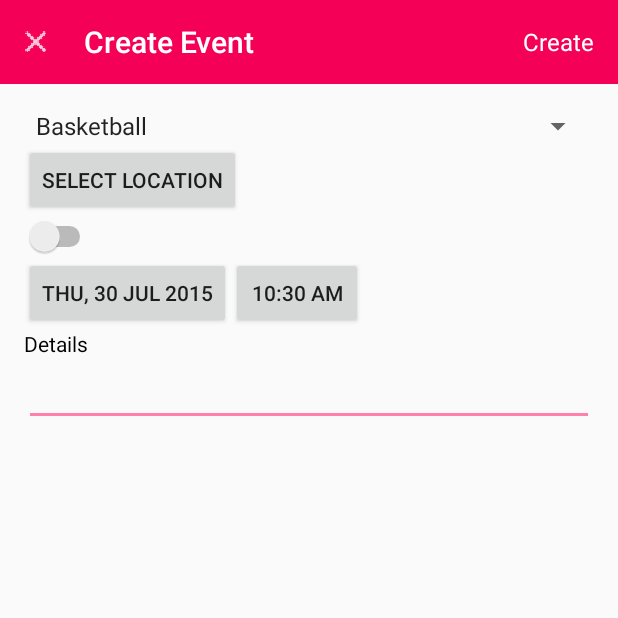
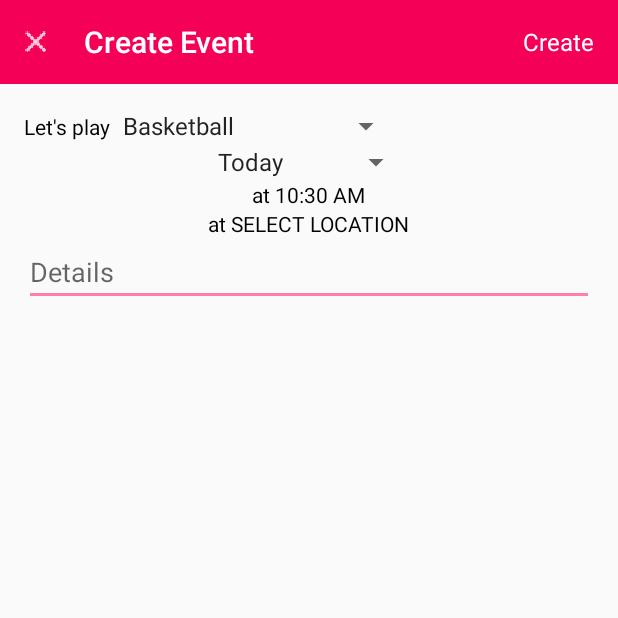
Before and after one commit to abaek/we-sports, an Android app: the CreateEventActivity screen opened directly, with no data from a screen before it, on a phone screen of 412 x 824 dp, the top half of it. Run offline under Robolectric (Android 15) with nearby library versions, the phone set to English and light mode, and no system bars; libraries missing offline, so code that uses them is left out: com.wdullaer.materialdatetimepicker.

Commit message:
Create event format somewhat right

```diff
--- a/app/src/main/java/wesports/com/wesports/CreateEventActivity.java
+++ b/app/src/main/java/wesports/com/wesports/CreateEventActivity.java
@@ -10,17 +10,15 @@ import android.view.Menu;
 import android.view.MenuItem;
 import android.view.View;
 import android.widget.ArrayAdapter;
-import android.widget.Button;
 import android.widget.EditText;
-import android.widget.ImageView;
 import android.widget.Spinner;
+import android.widget.TextView;
 
 import com.google.android.gms.common.GooglePlayServicesNotAvailableException;
 import com.google.android.gms.common.GooglePlayServicesRepairableException;
 import com.google.android.gms.location.places.Place;
 import com.google.android.gms.location.places.ui.PlacePicker;
 import com.google.gson.Gson;
-import com.wdullaer.materialdatetimepicker.date.DatePickerDialog;
 import com.wdullaer.materialdatetimepicker.time.RadialPickerLayout;
 import com.wdullaer.materialdatetimepicker.time.TimePickerDialog;
 
@@ -35,13 +33,10 @@ import java.util.Date;
 
 
 public class CreateEventActivity extends AppCompatActivity implements
-        TimePickerDialog.OnTimeSetListener,
-        DatePickerDialog.OnDateSetListener {
+        TimePickerDialog.OnTimeSetListener {
 
-  private ImageView backButton;
-  private Button mLocationButton;
-  private Button mDateButton;
-  private Button mTimeButton;
+  private TextView mLocationButton;
+  private TextView mTimeButton;
   private EditText mDetailsEdit;
 
   private double latitude;
@@ -49,7 +44,8 @@ public class CreateEventActivity extends AppCompatActivity implements
 
   private Place place;
   private Calendar cal;
-  private Spinner spinner;
+  private Spinner gameSpinner;
+  private Spinner dateSpinner;
 
   private int timeSeconds;
   private int dateSeconds;
@@ -63,28 +59,31 @@ public class CreateEventActivity extends AppCompatActivity implements
     super.onCreate(savedInstanceState);
     setContentView(R.layout.activity_create_game);
 
-    mDateButton = (Button) findViewById(R.id.date_button);
-    mTimeButton = (Button) findViewById(R.id.time_button);
-    mLocationButton = (Button) findViewById(R.id.location_button);
+    mTimeButton = (TextView) findViewById(R.id.time_button);
+    mLocationButton = (TextView) findViewById(R.id.location_button);
     mDetailsEdit = (EditText) findViewById(R.id.details_edit);
 
     // set date and time text
     cal = Calendar.getInstance();
     Date date = cal.getTime();
-    SimpleDateFormat dateFormat = new SimpleDateFormat("EEE, d MMM yyyy");
-    mDateButton.setText(dateFormat.format(date));
     SimpleDateFormat timeFormat = new SimpleDateFormat("hh:mm aaa");
-    mTimeButton.setText(timeFormat.format(date));
+    mTimeButton.setText("at " + timeFormat.format(date));
 
-    // set spinner values
-    spinner = (Spinner) findViewById(R.id.game_spinner);
-    // Create an ArrayAdapter using the string array and a default spinner layout
+    // set gameSpinner values
+    gameSpinner = (Spinner) findViewById(R.id.game_spinner);
+    // Create an ArrayAdapter using the string array and a default gameSpinner layout
     ArrayAdapter<CharSequence> adapter = ArrayAdapter.createFromResource(this,
             R.array.games_array, android.R.layout.simple_spinner_item);
     // Specify the layout to use when the list of choices appears
     adapter.setDropDownViewResource(android.R.layout.simple_spinner_dropdown_item);
-    // Apply the adapter to the spinner
-    spinner.setAdapter(adapter);
+    // Apply the adapter to the gameSpinner
+    gameSpinner.setAdapter(adapter);
+
+    dateSpinner = (Spinner) findViewById(R.id.date_spinner);
+    ArrayAdapter<CharSequence> dateAdapter = ArrayAdapter.createFromResource(this,
+            R.array.date_array, android.R.layout.simple_spinner_item);
+    dateAdapter.setDropDownViewResource(android.R.layout.simple_spinner_dropdown_item);
+    dateSpinner.setAdapter(dateAdapter);
   }
 
 
@@ -133,7 +132,7 @@ public class CreateEventActivity extends AppCompatActivity implements
           HttpPost httppost = new HttpPost("http://we-sports.herokuapp.com/create");
 
           Game game = new Game();
-          game.type = spinner.getSelectedItem().toString();
+          game.type = gameSpinner.getSelectedItem().toString();
           game.details = mDetailsEdit.getText().toString();
           game.date = cal.getTimeInMillis() / 1000;
 
@@ -173,22 +172,10 @@ public class CreateEventActivity extends AppCompatActivity implements
       latitude = place.getLatLng().latitude;
       longitude = place.getLatLng().longitude;
       final CharSequence name = place.getName();
-      mLocationButton.setText(name);
+      mLocationButton.setText("at " + name);
     } else {
       super.onActivityResult(requestCode, resultCode, data);
     }
-  }
-
-
-  public void setDate(View view) {
-    DatePickerDialog dpd = DatePickerDialog.newInstance(
-            CreateEventActivity.this,
-            cal.get(Calendar.YEAR),
-            cal.get(Calendar.MONTH),
-            cal.get(Calendar.DAY_OF_MONTH)
-    );
-    dpd.setThemeDark(true);
-    dpd.show(getFragmentManager(), "Datepickerdialog");
   }
 
   public void setTime(View view) {
@@ -214,18 +201,6 @@ public class CreateEventActivity extends AppCompatActivity implements
     cal.set(Calendar.MINUTE, minute);
     Date date = cal.getTime();
     SimpleDateFormat timeFormat = new SimpleDateFormat("hh:mm aaa");
-    mTimeButton.setText(timeFormat.format(date));
-  }
-
-  @Override
-  public void onDateSet(DatePickerDialog view, int year, int monthOfYear, int dayOfMonth) {
-    cal.set(Calendar.YEAR, year);
-    cal.set(Calendar.MONTH, monthOfYear);
-    cal.set(Calendar.DAY_OF_MONTH, dayOfMonth);
-    Date date = cal.getTime();
-    SimpleDateFormat dateFormat = new SimpleDateFormat("EEE, d MMM yyyy");
-    mDateButton.setText(dateFormat.format(date));
-    SimpleDateFormat timeFormat = new SimpleDateFormat("hh:mm aaa");
-    mTimeButton.setText(timeFormat.format(date));
+    mTimeButton.setText("at " + timeFormat.format(date));
   }
 }
--- a/app/src/main/res/layout/activity_create_game.xml
+++ b/app/src/main/res/layout/activity_create_game.xml
@@ -24,54 +24,53 @@
             android:paddingRight="@dimen/activity_horizontal_margin"
             android:paddingTop="@dimen/activity_vertical_margin"
             android:paddingBottom="@dimen/activity_vertical_margin"
-            android:orientation="vertical">
-
-            <Spinner
-                android:id="@+id/game_spinner"
-                android:layout_width="fill_parent"
-                android:layout_height="wrap_content"/>
-
-            <Button
-                android:id="@+id/location_button"
-                android:layout_height="wrap_content"
-                android:layout_width="wrap_content"
-                android:text="@string/location_select"
-                android:onClick="locationSelect"/>
-
-            <Switch
-                android:id="@+id/day_switch"
-                android:layout_width="wrap_content"
-                android:layout_height="wrap_content"
-                android:textOff="@string/today"
-                android:textOn="@string/tomorrow"/>
+            android:orientation="vertical"
+            android:gravity="center_horizontal">
 
             <LinearLayout
                 android:layout_width="match_parent"
                 android:layout_height="wrap_content">
 
-                <Button
-                    android:id="@+id/date_button"
+                <TextView
+                    android:layout_width="wrap_content"
                     android:layout_height="wrap_content"
+                    android:text="@string/lets_play"
+                    style="@android:style/TextAppearance.Material.Widget.TextView"/>
+
+                <Spinner
+                    android:id="@+id/game_spinner"
                     android:layout_width="wrap_content"
-                    android:onClick="setDate"/>
+                    android:layout_height="wrap_content"/>
 
-                <Button
-                    android:id="@+id/time_button"
-                    android:layout_height="wrap_content"
-                    android:layout_width="wrap_content"
-                    android:onClick="setTime"/>
             </LinearLayout>
 
+            <Spinner
+                android:id="@+id/date_spinner"
+                android:layout_width="wrap_content"
+                android:layout_height="wrap_content"/>
+
             <TextView
-                android:text="@string/details_prompt"
+                android:id="@+id/time_button"
+                android:layout_height="wrap_content"
                 android:layout_width="wrap_content"
+                android:clickable="true"
+                android:onClick="setTime"
+                style="@android:style/TextAppearance.Material.Widget.TextView"/>
+
+            <TextView
+                android:id="@+id/location_button"
                 android:layout_height="wrap_content"
-                android:textColor="@android:color/black"/>
+                android:layout_width="wrap_content"
+                android:clickable="true"
+                android:onClick="locationSelect"
+                android:text="@string/location_select"
+                style="@android:style/TextAppearance.Material.Widget.TextView"/>
 
             <EditText
                 android:id="@+id/details_edit"
                 android:layout_width="match_parent"
-                android:layout_height="wrap_content"/>
+                android:layout_height="wrap_content"
+                android:hint="@string/details_prompt"/>
 
         </LinearLayout>
 
--- /dev/null
+++ b/app/src/main/res/values/date_options.xml
@@ -0,0 +1,7 @@
+<?xml version="1.0" encoding="utf-8"?>
+<resources>
+    <string-array name="date_array">
+        <item>Today</item>
+        <item>Tomorrow</item>
+    </string-array>
+</resources>
--- a/app/src/main/res/values/strings.xml
+++ b/app/src/main/res/values/strings.xml
@@ -12,12 +12,12 @@
     <string name="tab_subscriptions">Subscriptions</string>
 
     <!-- Create Event Screen -->
-    <string name="location_select">Select Location</string>
+    <string name="location_select">at SELECT LOCATION</string>
     <string name="today">Today</string>
     <string name="tomorrow">Tomorrow</string>
     <string name="details_prompt">Details</string>
     <string name="create_event_button">Create Event</string>
-
+    <string name="lets_play">Let\'s play</string>
 
 
 </resources>
```
